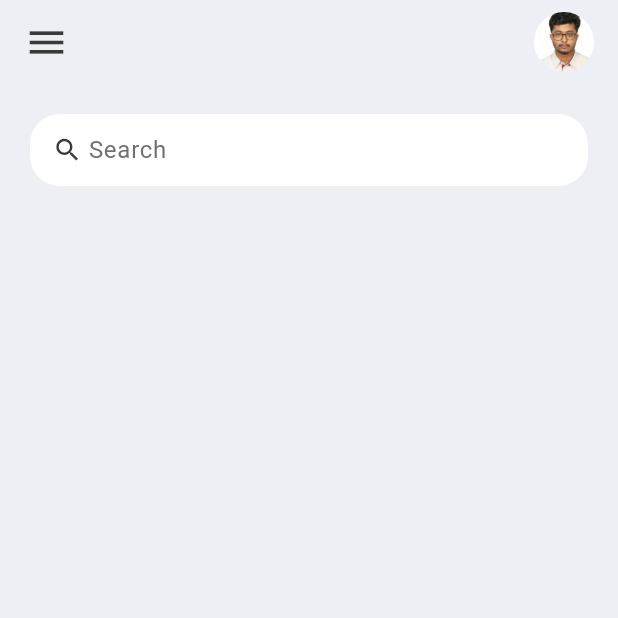
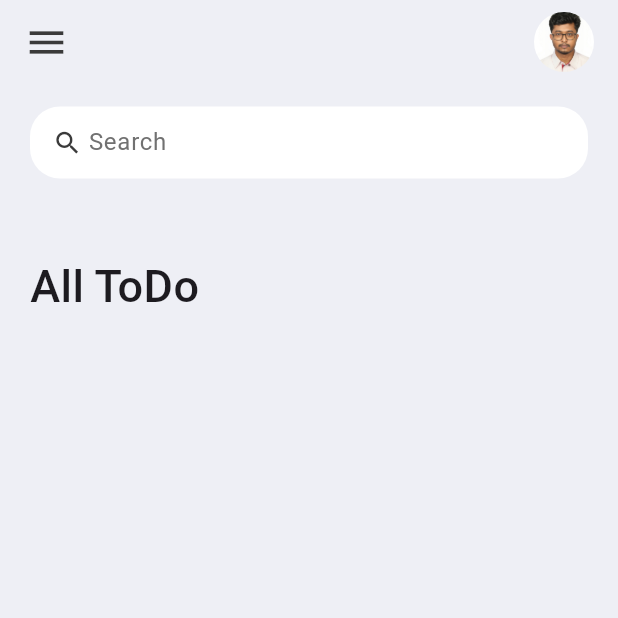
Before and after one commit to ashikmoinul/Delta-Executor, a Flutter app: the screen it shows after launch, on a phone screen of 412 x 824 dp, the top half of it. Run offline on Flutter 3.47's test engine with Material 3 defaults, Android fonts, the phone set to English and light mode, and no system bars; our stand-ins replace device_preview.

Commit message:
Home/ToDo Section

```diff
--- a/lib/screens/home.dart
+++ b/lib/screens/home.dart
@@ -10,10 +10,32 @@ class HomePage extends StatelessWidget {
       backgroundColor: tdBGColor,
       appBar: _buildAppBar(),
       body: Container(
-        padding: EdgeInsets.all(20),
+        padding: EdgeInsets.symmetric(
+          horizontal: 20,
+          vertical: 15,
+        ),
         child: Column(
           children: [
             searchBox(),
+            Expanded(
+              child: ListView(
+                children: [
+                  Container(
+                    margin: EdgeInsets.only(
+                      top: 50,
+                      bottom: 20,
+                    ),
+                    child: Text(
+                      'All ToDo',
+                      style: TextStyle(
+                        fontSize: 30,
+                        fontWeight: FontWeight.w500,
+                      ),
+                    ),
+                  )
+                ],
+              ),
+            )
           ],
         ),
       ),
```
Lines whose indentation alone changed are shown as unchanged.
